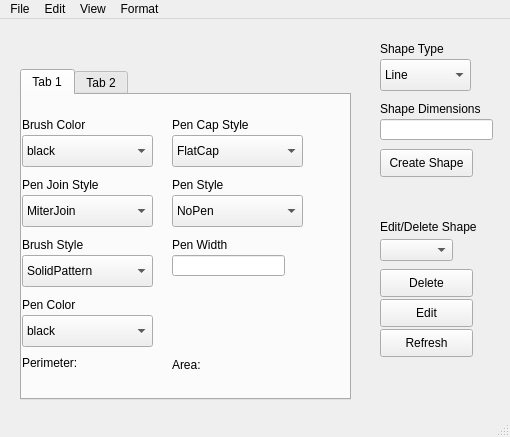
Qt form PracticeGUI/Practice/mainwindow.ui (MiyuYamasaki/Scrum-Dogs) before a commit.
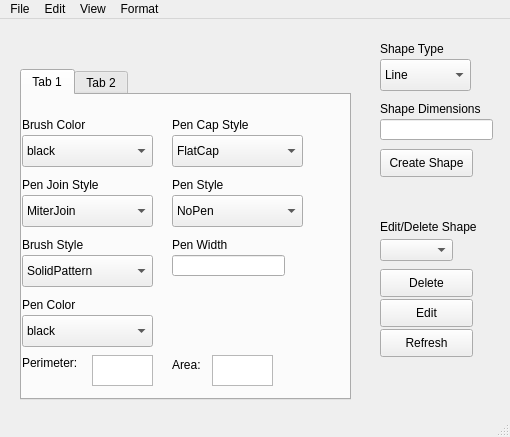
The same form after that commit.

Patch:
```diff
--- a/PracticeGUI/Practice/mainwindow.ui
+++ b/PracticeGUI/Practice/mainwindow.ui
@@ -433,6 +433,26 @@
        <string>Area:</string>
       </property>
      </widget>
+     <widget class="QTextEdit" name="textEdit">
+      <property name="geometry">
+       <rect>
+        <x>70</x>
+        <y>260</y>
+        <width>61</width>
+        <height>31</height>
+       </rect>
+      </property>
+     </widget>
+     <widget class="QTextEdit" name="textEdit_2">
+      <property name="geometry">
+       <rect>
+        <x>190</x>
+        <y>260</y>
+        <width>61</width>
+        <height>31</height>
+       </rect>
+      </property>
+     </widget>
     </widget>
     <widget class="QWidget" name="tab_2">
      <attribute name="title">
```
